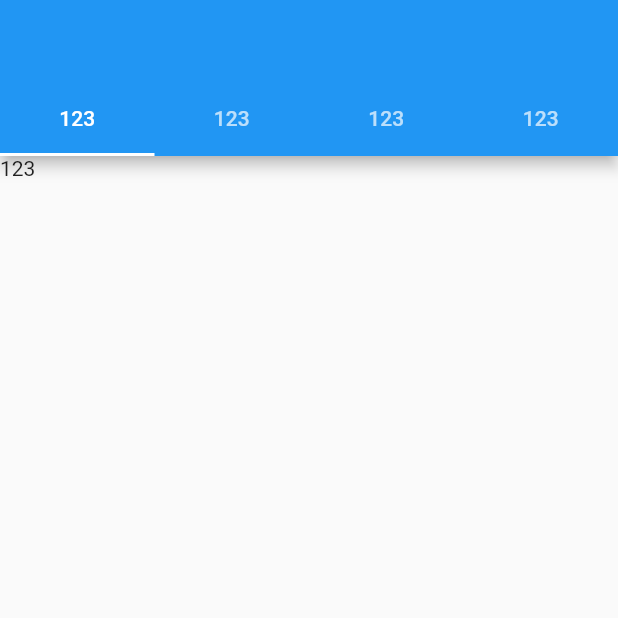
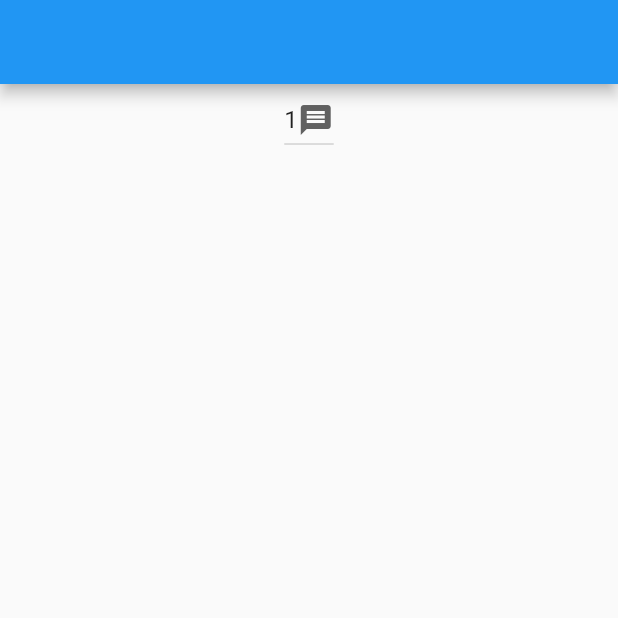
Before and after one commit to thanhhoai162963/MaterialDesign, a Flutter app: the screen it shows after launch, on a phone screen of 412 x 824 dp, the top half of it. Run offline on Flutter 3.47's test engine with Material 2 defaults, Android fonts, the phone set to English and light mode, and no system bars.

Commit message:
DropdownButton

```diff
--- a/lib/main.dart
+++ b/lib/main.dart
@@ -1,48 +1,58 @@
 import 'package:flutter/material.dart';
 
-void main(){
-  runApp(TabBar123());
+void main() {
+  runApp(TypesButton());
 }
 
-class TabBar123 extends StatefulWidget {
+class TypesButton extends StatefulWidget {
   @override
-  _TabBar123State createState() => _TabBar123State();
+  _TypesButtonState createState() => _TypesButtonState();
 }
 
-class _TabBar123State extends State<TabBar123> with TickerProviderStateMixin{
-  late TabController _tabController;
-  @override
-  void initState() {
-    _tabController = TabController(length: 4, vsync: this);
-    super.initState();
-  }
+class _TypesButtonState extends State<TypesButton> {
+  String dropdownValue = 'One';
+
   @override
   Widget build(BuildContext context) {
     return MaterialApp(
       home: Scaffold(
-        appBar: AppBar(
-          bottom: TabBar(
-            controller: _tabController,
-
-            tabs: [
-            Tab(child: Text("123"),),
-            Tab(child: Text("123"),),
-            Tab(child: Text("123"),),
-            Tab(child: Text("123"),),
-          ],
-          ),
-        ),
+        appBar: AppBar(),
         body: Container(
-          child: TabBarView(
-              controller: _tabController,
-              children: [
-            Text("123"),
-            Text("123"),
-            Text("123"),
-            Text("123"),
-          ]),
+            alignment: Alignment.center,
+            child: DropDown()
         ),
       ),
     );
   }
 }
+
+class DropDown extends StatefulWidget {
+  @override
+  _DropDownState createState() => _DropDownState();
+}
+
+class _DropDownState extends State<DropDown> {
+  int _dropDownValueDefault = 1;
+
+  @override
+  Widget build(BuildContext context) {
+    return Container(
+      child: Column(
+        children: [
+          DropdownButton<int>(
+            items: <int>[1,2,3,4,5].
+            map<DropdownMenuItem<int>>((e) => DropdownMenuItem<int>(value: e,child: Text('$e'))).toList(),
+            value: _dropDownValueDefault,
+            onChanged: (int? newValue){
+              setState(() {
+                _dropDownValueDefault = newValue!;
+              });
+            },
+            icon: Icon(Icons.message),
+          ),
+          //Text(_dropDownValueDefault),
+        ],
+      ),
+    );
+  }
+}
```
Also changed, not shown: 1 other file.
